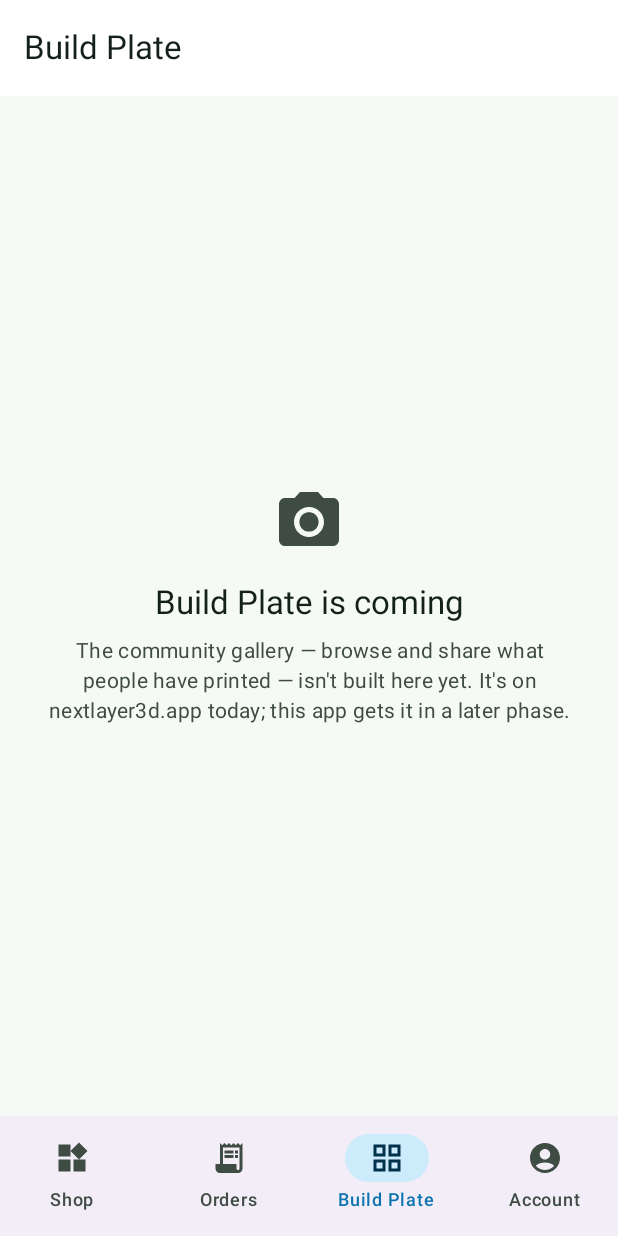
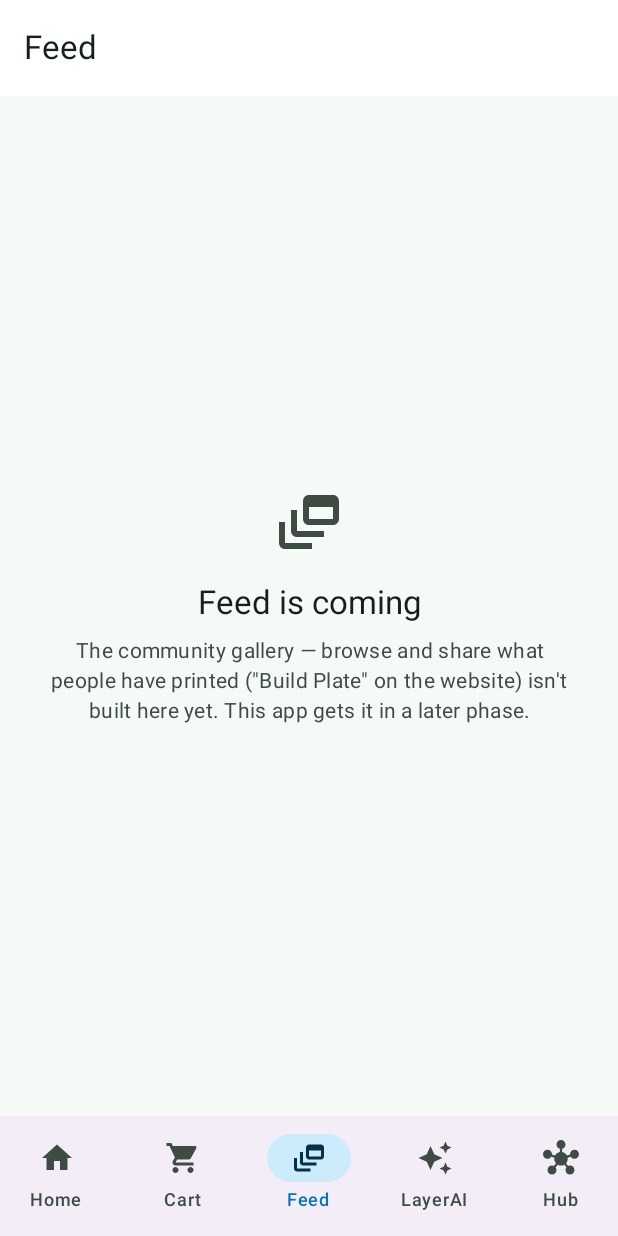
Before and after one commit to TechKnowlegist/Nextlayer3D-Android, an Android app built with Jetpack Compose: the composable MainScaffold shown on its own in the app's theme, item 3 of the bottom bar chosen, on a phone screen of 412 x 824 dp. Run offline under Robolectric (Android 15) with nearby library versions, the phone set to English and light mode, and no system bars; libraries missing offline, so code that uses them is left out: com.amplifyframework.api, com.amplifyframework.kotlin; pictures from the network do not load; 5 statements that could not run were skipped.

Commit message:
Rework tab bar: Home, Cart, Feed, LayerAI, Hub — and fix a pastel tertiary
Tabs left to right: Home (the shop, was "Shop"), Cart (back as its own
tab instead of a top-bar badge icon), Feed (the website's "Build
Plate" gallery, renamed for this app), LayerAI (new honest placeholder
— the text-to-3D feature isn't connected to a real generator here or
on the website), Hub (was "Account" — now also holds a "My Orders"
entry point, since Orders dropped off the tab bar to make room and
folds into Hub's "account + settings + everything else" role instead).
OrdersScreen gets a back arrow since it's reached by tapping into Hub
now rather than being a tab of its own.

Also: light mode's tertiary (purple) container color was a washed-out
pastel lilac (Material 3's usual container-tone derivation), which
read as "not actually one of the brand colors" even though it came
from NlPurple — replaced with a container tone that's recognizably
purple while keeping tertiary itself and the rest of the palette
unchanged.

Co-Authored-By: Claude Sonnet 5 <noreply@anthropic.com>
Claude-Session: https://claude.ai/code/session_01MYV9yKSPfwHunzb64MvV7m

```diff
--- a/app/src/main/java/com/nextlayer3d/app/ui/NextlayerApp.kt
+++ b/app/src/main/java/com/nextlayer3d/app/ui/NextlayerApp.kt
@@ -4,10 +4,11 @@ import androidx.compose.foundation.layout.Box
 import androidx.compose.foundation.layout.fillMaxSize
 import androidx.compose.foundation.layout.padding
 import androidx.compose.material.icons.Icons
-import androidx.compose.material.icons.filled.AccountCircle
-import androidx.compose.material.icons.filled.GridView
-import androidx.compose.material.icons.filled.ReceiptLong
-import androidx.compose.material.icons.filled.Widgets
+import androidx.compose.material.icons.filled.AutoAwesome
+import androidx.compose.material.icons.filled.DynamicFeed
+import androidx.compose.material.icons.filled.Home
+import androidx.compose.material.icons.filled.Hub
+import androidx.compose.material.icons.filled.ShoppingCart
 import androidx.compose.material3.*
 import androidx.compose.runtime.Composable
 import androidx.compose.runtime.getValue
@@ -24,10 +25,11 @@ import com.nextlayer3d.app.state.CartViewModel
 import com.nextlayer3d.app.state.SessionViewModel
 import com.nextlayer3d.app.ui.account.AccountScreen
 import com.nextlayer3d.app.ui.account.AddressEditScreen
-import com.nextlayer3d.app.ui.buildplate.BuildPlateScreen
 import com.nextlayer3d.app.ui.cart.CartScreen
 import com.nextlayer3d.app.ui.checkout.CheckoutScreen
 import com.nextlayer3d.app.ui.checkout.OrderConfirmationScreen
+import com.nextlayer3d.app.ui.feed.FeedScreen
+import com.nextlayer3d.app.ui.layerai.LayerAiScreen
 import com.nextlayer3d.app.ui.onboarding.AuthGateScreen
 import com.nextlayer3d.app.ui.orders.OrdersScreen
 import com.nextlayer3d.app.ui.shop.ProductDetailScreen
@@ -36,13 +38,16 @@ import com.nextlayer3d.app.ui.theme.NextlayerTheme
 
 private data class TopLevelRoute(val route: String, val label: String, val icon: androidx.compose.ui.graphics.vector.ImageVector)
 
-// Cart dropped off this list — it's a top-bar icon+badge on Shop now
-// instead of a fifth tab, which also frees a slot for Build Plate.
+// Left to right: Home (Shop), Cart, Feed (the website's "Build Plate"),
+// LayerAI, Hub (Account + order history + settings-to-come). Orders isn't
+// its own tab anymore — it's reachable from Hub instead, folded in along
+// with everything else account-related.
 private val topLevelRoutes = listOf(
-    TopLevelRoute("shop", "Shop", Icons.Filled.Widgets),
-    TopLevelRoute("orders", "Orders", Icons.Filled.ReceiptLong),
-    TopLevelRoute("buildplate", "Build Plate", Icons.Filled.GridView),
-    TopLevelRoute("account", "Account", Icons.Filled.AccountCircle),
+    TopLevelRoute("home", "Home", Icons.Filled.Home),
+    TopLevelRoute("cart", "Cart", Icons.Filled.ShoppingCart),
+    TopLevelRoute("feed", "Feed", Icons.Filled.DynamicFeed),
+    TopLevelRoute("layerai", "LayerAI", Icons.Filled.AutoAwesome),
+    TopLevelRoute("hub", "Hub", Icons.Filled.Hub),
 )
 
 @Composable
@@ -95,15 +100,11 @@ private fun MainScaffold(session: SessionViewModel) {
     ) { padding ->
         NavHost(
             navController = navController,
-            startDestination = "shop",
+            startDestination = "home",
             modifier = Modifier.padding(padding),
         ) {
-            composable("shop") {
-                ProductListScreen(
-                    onProductClick = { id -> navController.navigate("product/$id") },
-                    cartItemCount = cart.itemCount,
-                    onCartClick = { navController.navigate("cart") },
-                )
+            composable("home") {
+                ProductListScreen(onProductClick = { id -> navController.navigate("product/$id") })
             }
             composable("product/{productId}") { backStackEntry ->
                 val productId = backStackEntry.arguments?.getString("productId") ?: return@composable
@@ -127,14 +128,22 @@ private fun MainScaffold(session: SessionViewModel) {
                 val orderNumber = backStackEntry.arguments?.getString("orderNumber") ?: return@composable
                 OrderConfirmationScreen(orderNumber = orderNumber)
             }
+            composable("feed") {
+                FeedScreen()
+            }
+            composable("layerai") {
+                LayerAiScreen()
+            }
+            composable("hub") {
+                AccountScreen(
+                    session = session,
+                    onAddAddress = { navController.navigate("addAddress") },
+                    onViewOrders = { navController.navigate("orders") },
+                )
+            }
+            // Not a bottom tab — reached from the "My Orders" row inside Hub.
             composable("orders") {
-                OrdersScreen(session = session)
-            }
-            composable("buildplate") {
-                BuildPlateScreen()
-            }
-            composable("account") {
-                AccountScreen(session = session, onAddAddress = { navController.navigate("addAddress") })
+                OrdersScreen(session = session, onBack = { navController.popBackStack() })
             }
             composable("addAddress") {
                 AddressEditScreen(onSaved = { navController.popBackStack() })
--- a/app/src/main/java/com/nextlayer3d/app/ui/buildplate/BuildPlateScreen.kt
+++ b/app/src/main/java/com/nextlayer3d/app/ui/feed/FeedScreen.kt
@@ -1,8 +1,8 @@
-package com.nextlayer3d.app.ui.buildplate
+package com.nextlayer3d.app.ui.feed
 
 import androidx.compose.foundation.layout.*
 import androidx.compose.material.icons.Icons
-import androidx.compose.material.icons.filled.PhotoCamera
+import androidx.compose.material.icons.filled.DynamicFeed
 import androidx.compose.material3.*
 import androidx.compose.runtime.Composable
 import androidx.compose.ui.Alignment
@@ -10,32 +10,33 @@ import androidx.compose.ui.Modifier
 import androidx.compose.ui.text.style.TextAlign
 import androidx.compose.ui.unit.dp
 
-/** Honest placeholder, not a fake gallery — Build Plate (the community's
- * photo/model gallery on the website) hasn't been ported yet, same as
- * the 3D Editor, Minecraft voxelizer, AI, AR viewer, and Showroom (see
- * README's "Not yet ported" list). This tab exists now because the
- * navigation asked for it; the real feature is a later phase and needs
- * its own GraphQL queries this app doesn't have yet. */
+/** Honest placeholder, not a fake gallery — this is the community gallery
+ * the website calls "Build Plate" (browse/share what people have
+ * printed), renamed "Feed" for this app's tab bar. It hasn't been ported
+ * yet, same as the 3D Editor, Minecraft voxelizer, LayerAI, AR viewer,
+ * and Showroom (see README's "Not yet ported" list) — this tab exists
+ * because the navigation asked for it, not because the feature is real
+ * here yet. */
 @Composable
-fun BuildPlateScreen() {
-    Scaffold(topBar = { TopAppBar(title = { Text("Build Plate") }) }) { padding ->
+fun FeedScreen() {
+    Scaffold(topBar = { TopAppBar(title = { Text("Feed") }) }) { padding ->
         Column(
             modifier = Modifier.padding(padding).fillMaxSize().padding(32.dp),
             horizontalAlignment = Alignment.CenterHorizontally,
             verticalArrangement = Arrangement.Center,
         ) {
             Icon(
-                Icons.Filled.PhotoCamera,
+                Icons.Filled.DynamicFeed,
                 contentDescription = null,
                 modifier = Modifier.size(48.dp),
                 tint = MaterialTheme.colorScheme.onSurfaceVariant,
             )
             Spacer(Modifier.height(16.dp))
-            Text("Build Plate is coming", style = MaterialTheme.typography.titleLarge, textAlign = TextAlign.Center)
+            Text("Feed is coming", style = MaterialTheme.typography.titleLarge, textAlign = TextAlign.Center)
             Spacer(Modifier.height(8.dp))
             Text(
-                "The community gallery — browse and share what people have printed — isn't built here yet. " +
-                    "It's on nextlayer3d.app today; this app gets it in a later phase.",
+                "The community gallery — browse and share what people have printed (\"Build Plate\" on the website) " +
+                    "isn't built here yet. This app gets it in a later phase.",
                 style = MaterialTheme.typography.bodyMedium,
                 color = MaterialTheme.colorScheme.onSurfaceVariant,
                 textAlign = TextAlign.Center,
--- a/app/src/main/java/com/nextlayer3d/app/ui/shop/ProductListScreen.kt
+++ b/app/src/main/java/com/nextlayer3d/app/ui/shop/ProductListScreen.kt
@@ -5,7 +5,6 @@ import androidx.compose.foundation.lazy.LazyColumn
 import androidx.compose.foundation.lazy.items
 import androidx.compose.foundation.shape.RoundedCornerShape
 import androidx.compose.material.icons.Icons
-import androidx.compose.material.icons.filled.ShoppingCart
 import androidx.compose.material.icons.filled.WifiOff
 import androidx.compose.material3.*
 import androidx.compose.runtime.*
@@ -20,8 +19,10 @@ import com.nextlayer3d.app.data.ProductService
 import com.nextlayer3d.app.models.Product
 import kotlinx.coroutines.launch
 
+// Cart is its own bottom tab again (not a top-bar badge icon here) —
+// see the tab-bar rework in NextlayerApp.kt.
 @Composable
-fun ProductListScreen(onProductClick: (String) -> Unit, cartItemCount: Int = 0, onCartClick: () -> Unit = {}) {
+fun ProductListScreen(onProductClick: (String) -> Unit) {
     var products by remember { mutableStateOf<List<Product>>(emptyList()) }
     var isLoading by remember { mutableStateOf(true) }
     var errorMessage by remember { mutableStateOf<String?>(null) }
@@ -39,22 +40,7 @@ fun ProductListScreen(onProductClick: (String) -> Unit, cartItemCount: Int = 0,
 
     LaunchedEffect(Unit) { load() }
 
-    Scaffold(
-        topBar = {
-            TopAppBar(
-                title = { Text("Pre-Built") },
-                actions = {
-                    IconButton(onClick = onCartClick) {
-                        BadgedBox(badge = {
-                            if (cartItemCount > 0) Badge { Text("$cartItemCount") }
-                        }) {
-                            Icon(Icons.Filled.ShoppingCart, contentDescription = "Cart")
-                        }
-                    }
-                },
-            )
-        },
-    ) { padding ->
+    Scaffold(topBar = { TopAppBar(title = { Text("Pre-Built") }) }) { padding ->
         Box(modifier = Modifier.padding(padding).fillMaxSize()) {
             when {
                 isLoading -> CircularProgressIndicator(Modifier.align(Alignment.Center))
```
Also changed, not shown: app/src/main/java/com/nextlayer3d/app/ui/account/AccountScreen.kt (+23 -5 lines), app/src/main/java/com/nextlayer3d/app/ui/layerai/LayerAiScreen.kt (added, +44 -0 lines), app/src/main/java/com/nextlayer3d/app/ui/orders/OrdersScreen.kt (+12 -6 lines), app/src/main/java/com/nextlayer3d/app/ui/theme/Theme.kt (+5 -2 lines).
